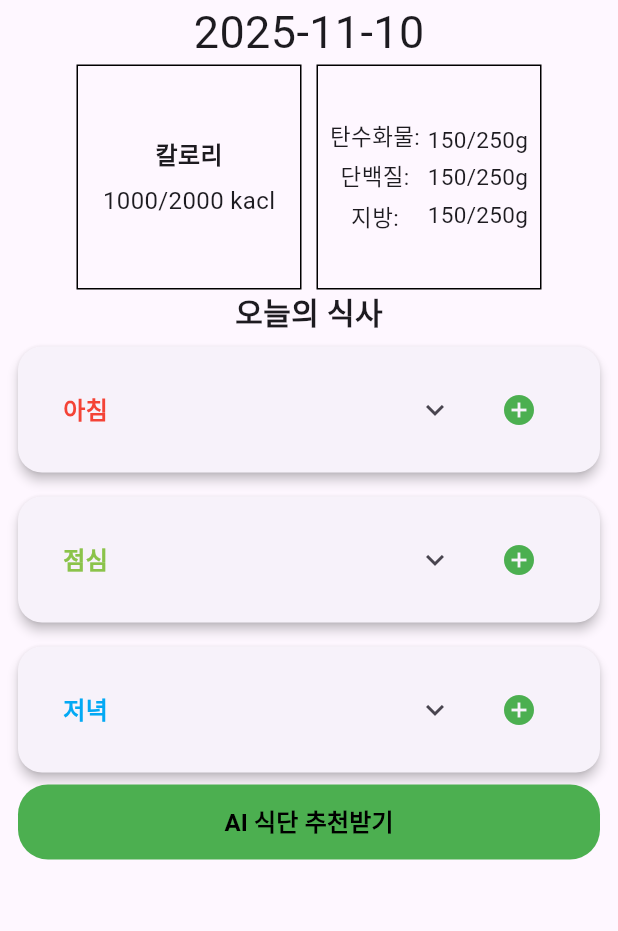
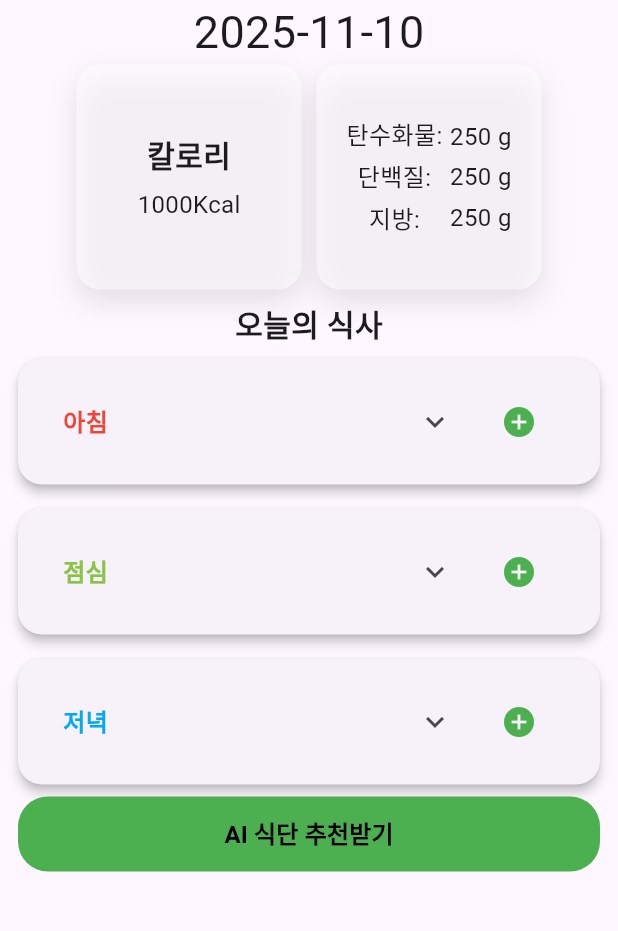
Before and after one commit to SWU-TeamProject/FoodRecommendApp, a Flutter app: the screen it shows after launch, on a phone screen of 412 x 824 dp, the part 84-1015 px from its top. Run offline on Flutter 3.47's test engine with Material 3 defaults, Android fonts, the phone set to English and light mode, and no system bars; our stand-ins replace dio, fl_chart, image_picker.

Commit message:
디테일 수정

```diff
--- a/FrontEnd/lib/main.dart
+++ b/FrontEnd/lib/main.dart
@@ -1,6 +1,7 @@
 import 'package:flutter/material.dart';
 import 'package:food_recomm/UploadPage.dart';
 import 'package:food_recomm/LoginPage.dart';
+import 'package:food_recomm/RecommendDialog.dart';
 import 'package:intl/date_time_patterns.dart';
 import 'package:intl/intl.dart';
 import 'dart:convert';
@@ -12,6 +13,7 @@ import 'package:image_picker/image_picker.dart';
 
 void main() {
   runApp(MaterialApp(
+    debugShowCheckedModeBanner: false,
     theme: MyTheme,
     home: MyApp(),
     locale: const Locale('ko','KR'), // 한국어 지역, 언어 설정
@@ -84,36 +86,47 @@ class _HomeState extends State<Home> {
         Text(DateFormat('yyyy-MM-dd').format(widget.date), style: TextStyle(fontSize: 30)),
         Container(width: double.infinity, margin: EdgeInsets.symmetric(horizontal: 12), height: 150, padding: EdgeInsets.symmetric(horizontal: 16), decoration: BoxDecoration( borderRadius: BorderRadius.circular(24),),
         child: Row(mainAxisAlignment: MainAxisAlignment.center,
-          children: [
-            Container(height: 300, width: 150, decoration: BoxDecoration(border: Border.all(color: Colors.black, width: 1)),
+          children: [Container(height: 200, width: 150,
+            decoration: BoxDecoration(color: Colors.white54, borderRadius: BorderRadius.circular(16), boxShadow: [BoxShadow(color: Colors.black.withOpacity(0.10),offset: const Offset(0, 8),blurRadius: 16,spreadRadius: 0)]),
             child: Column(mainAxisAlignment: MainAxisAlignment.center, children: [
-                Text('칼로리',style: TextStyle(fontWeight: FontWeight.bold, fontSize: 16),),
+              Text('칼로리',style: TextStyle(fontWeight: FontWeight.bold, fontSize: 20),),
               SizedBox(height: 8),
-                Text('1000/2000 kacl',style: TextStyle(fontSize: 16),) // 데이터 받아오는걸로 수정 필요
+              Row(mainAxisAlignment: MainAxisAlignment.center,children: [
+                Text('1000',style: TextStyle(fontSize: 16)), // 데이터 받아오는걸로 수정 필요
+                Text('Kcal',style: TextStyle(fontSize: 16)),
+              ],)
             ],),
           ),
             SizedBox(width: 10), // 컨테이너 사이 여백
-            Container(height: 300, width: 150, decoration: BoxDecoration(border: Border.all(color: Colors.black, width: 1)),
+            Container(height: 200, width: 150,
+                decoration: BoxDecoration( color:Colors.white54,borderRadius: BorderRadius.circular(16), boxShadow: [BoxShadow(color: Colors.black.withOpacity(0.10),offset: const Offset(0, 8),blurRadius: 16,spreadRadius: 0)]),
                 child: Row(mainAxisAlignment: MainAxisAlignment.center, crossAxisAlignment: CrossAxisAlignment.center, children: [
                   Column(crossAxisAlignment: CrossAxisAlignment.center, mainAxisAlignment: MainAxisAlignment.center, children: [
-                  Text('탄수화물:', style: TextStyle(fontSize: 15)),
+                    Text('탄수화물:', style: TextStyle(fontSize: 16)),
                     SizedBox(height: 4),
-                  Text('단백질:', style: TextStyle(fontSize: 15)),
+                    Text('단백질:', style: TextStyle(fontSize: 16)),
                     SizedBox(height: 4),
-                  Text('지방:', style: TextStyle(fontSize: 15)),
+                    Text('지방:', style: TextStyle(fontSize: 16)),
                   ],),
                   Column(crossAxisAlignment: CrossAxisAlignment.center, mainAxisAlignment: MainAxisAlignment.center, children: [SizedBox(width: 5,)],),
                   Column(crossAxisAlignment: CrossAxisAlignment.center, mainAxisAlignment: MainAxisAlignment.center, children: [
-                  Container(child: Text('150/250g', style: TextStyle(fontSize: 15))),
+                    Container(child: Text('250', style: TextStyle(fontSize: 16))), // 데이터 받아오는걸로 수정 필요
                     SizedBox(height: 4),
-                  Container(child: Text('150/250g', style: TextStyle(fontSize: 15))),
+                    Container(child: Text('250', style: TextStyle(fontSize: 16))), // 데이터 받아오는걸로 수정 필요
                     SizedBox(height: 4),
-                  Container(child: Text('150/250g', style: TextStyle(fontSize: 15))),
+                    Container(child: Text('250', style: TextStyle(fontSize: 16))), // 데이터 받아오는걸로 수정 필요
                   ],),
+                  Column(crossAxisAlignment: CrossAxisAlignment.center, mainAxisAlignment: MainAxisAlignment.center, children: [
+                    Container(child: Text(' g', style: TextStyle(fontSize: 16))),
+                    SizedBox(height: 4),
+                    Container(child: Text(' g', style: TextStyle(fontSize: 16))),
+                    SizedBox(height: 4),
+                    Container(child: Text(' g', style: TextStyle(fontSize: 16))),
                   ],)
-
+                ],)
             )
           ],),),
+        SizedBox(height: 8), // 간격
         Text('오늘의 식사', style: TextStyle(fontSize: 20, fontWeight: FontWeight.bold),),
         MealCard(title: '아침', color: Colors.red), // 아침 카드
         MealCard(title: '점심', color: Colors.lightGreen), // 점심 카드
@@ -122,7 +135,7 @@ class _HomeState extends State<Home> {
           width: double.infinity,
           margin: EdgeInsets.symmetric(horizontal: 12),
           height: 50,
-          child: TextButton(onPressed: (){}, child: Text('AI 식단 추천받기', style: TextStyle(fontWeight: FontWeight.bold, fontSize: 16),),
+          child: TextButton(onPressed: (){showDialog(context: context, builder: (BuildContext context){return const RecommendDialog();},);}, child: Text('AI 식단 추천받기', style: TextStyle(fontWeight: FontWeight.bold, fontSize: 16),),
               style: TextButton.styleFrom(
                 foregroundColor: Colors.black,  // 텍스트 색상
                   padding: const EdgeInsets.symmetric(horizontal: 16),
@@ -177,7 +190,7 @@ class EatData extends StatelessWidget { // 카드별 세부정보 보기
       child: Container(width: 300, height: 300,
       child: Column( mainAxisAlignment: MainAxisAlignment.center,
         children: [
-          Text('Food data'),
+          Text('Food data'), // 요청받아 음식명, 00g 형태로 여러개 받아올 예정. 삭제 기능 추가 필요
           TextButton(onPressed: (){ Navigator.pop(context); }, child: Text('Exit'))
         ],)),
     );}
```
Lines whose indentation alone changed are shown as unchanged.
